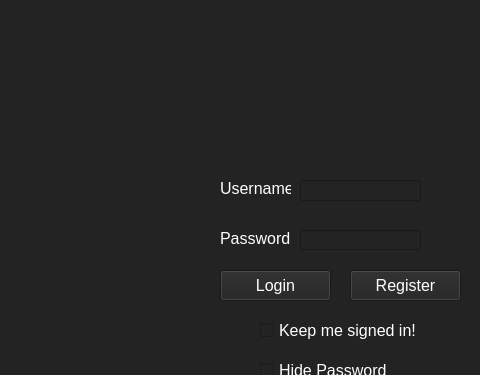
Qt form uis/ui_login.ui (dahlhoffKevin/passwordManager) before a commit; both pictures show x 160 to 640 and y 0 to 375 of the 1000 by 500 pixel window.
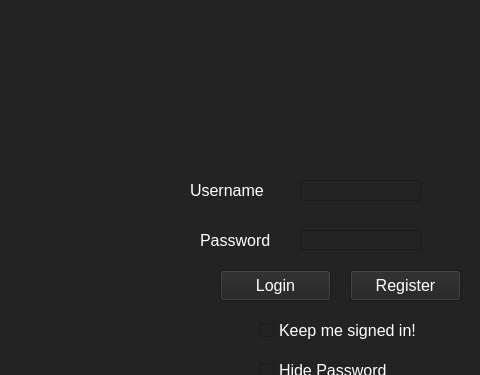
The same form after that commit. Icons and pictures are not drawn.

Commit message: changes at ui's; working on a logging system startet: not finished

```diff
--- a/uis/ui_login.ui
+++ b/uis/ui_login.ui
@@ -27,10 +27,10 @@
    <widget class="QLabel" name="label_username">
     <property name="geometry">
      <rect>
-      <x>380</x>
+      <x>350</x>
       <y>180</y>
-      <width>71</width>
-      <height>16</height>
+      <width>101</width>
+      <height>20</height>
      </rect>
     </property>
     <property name="font">
@@ -48,10 +48,10 @@
    <widget class="QLabel" name="label_password">
     <property name="geometry">
      <rect>
-      <x>380</x>
+      <x>360</x>
       <y>230</y>
-      <width>71</width>
-      <height>16</height>
+      <width>91</width>
+      <height>20</height>
      </rect>
     </property>
     <property name="font">
```
The commit also changes 7 other files.
